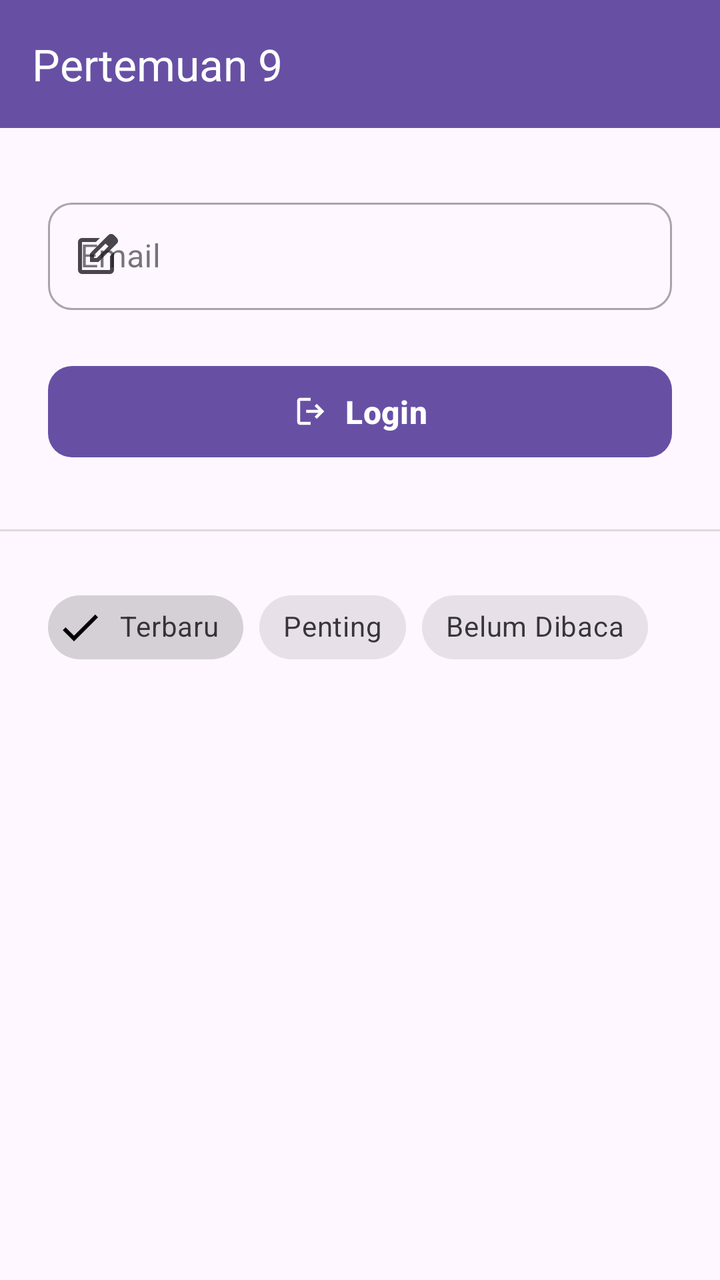
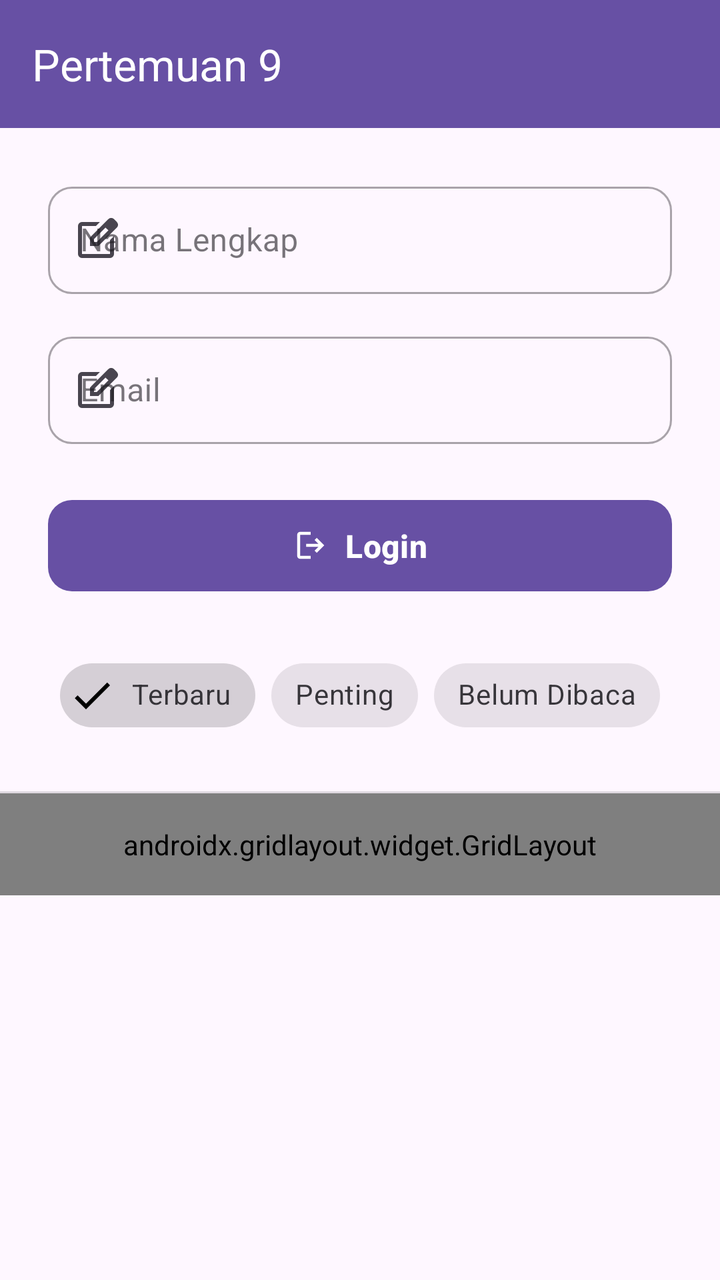

An Android layout rendered at two revisions. The XML below is the earlier revision; the diff shows what the commit changed to produce the second picture.
<!-- AndroidManifest.xml: application theme Theme.AndesiaApps -->
<!-- res/layout/activity_ninth.xml -->
<?xml version="1.0" encoding="utf-8"?>
<androidx.constraintlayout.widget.ConstraintLayout
    xmlns:android="http://schemas.android.com/apk/res/android"
    xmlns:app="http://schemas.android.com/apk/res-auto"
    xmlns:tools="http://schemas.android.com/tools"
    android:id="@+id/main"
    android:layout_width="match_parent"
    android:layout_height="match_parent"
    android:background="?attr/colorSurface"
    tools:context=".Home.Pertemuan_9.NinthActivity">

    <androidx.appcompat.widget.Toolbar
        android:id="@+id/toolbar"
        android:layout_width="0dp"
        android:layout_height="?attr/actionBarSize"
        android:background="?attr/colorPrimary"
        android:elevation="4dp"
        app:layout_constraintEnd_toEndOf="parent"
        app:layout_constraintStart_toStartOf="parent"
        app:layout_constraintTop_toTopOf="parent"
        app:title="Pertemuan 9"
        app:titleTextColor="@android:color/white" />

    <com.google.android.material.textfield.TextInputLayout
        android:id="@+id/textInputLayout"
        style="@style/Widget.MaterialComponents.TextInputLayout.OutlinedBox"
        android:layout_width="0dp"
        android:layout_height="wrap_content"
        android:layout_marginHorizontal="24dp"
        android:layout_marginTop="32dp"
        android:hint="Email"
        app:boxCornerRadiusBottomEnd="12dp"
        app:boxCornerRadiusBottomStart="12dp"
        app:boxCornerRadiusTopEnd="12dp"
        app:boxCornerRadiusTopStart="12dp"
        app:layout_constraintEnd_toEndOf="parent"
        app:layout_constraintStart_toStartOf="parent"
        app:layout_constraintTop_toBottomOf="@+id/toolbar"
        app:startIconDrawable="@drawable/ic_edit"
        app:startIconTint="?attr/colorControlNormal">

        <com.google.android.material.textfield.TextInputEditText
            android:id="@+id/etEmail"
            android:layout_width="match_parent"
            android:layout_height="wrap_content"
            android:inputType="textEmailAddress"
            android:paddingVertical="16dp" />
    </com.google.android.material.textfield.TextInputLayout>

    <com.google.android.material.button.MaterialButton
        android:id="@+id/btnLogin"
        android:layout_width="0dp"
        android:layout_height="wrap_content"
        android:layout_marginHorizontal="24dp"
        android:layout_marginTop="24dp"
        android:paddingVertical="12dp"
        android:text="Login"
        android:textSize="16sp"
        android:textStyle="bold"
        app:cornerRadius="12dp"
        app:icon="@drawable/ic_login"
        app:iconGravity="textStart"
        app:layout_constraintEnd_toEndOf="parent"
        app:layout_constraintStart_toStartOf="parent"
        app:layout_constraintTop_toBottomOf="@+id/textInputLayout" />

    <View
        android:id="@+id/divider"
        android:layout_width="0dp"
        android:layout_height="1dp"
        android:layout_marginTop="32dp"
        android:background="?android:attr/listDivider"
        app:layout_constraintEnd_toEndOf="parent"
        app:layout_constraintStart_toStartOf="parent"
        app:layout_constraintTop_toBottomOf="@+id/btnLogin" />

    <com.google.android.material.chip.ChipGroup
        android:id="@+id/chipGroupFilter"
        android:layout_width="0dp"
        android:layout_height="wrap_content"
        android:layout_marginTop="24dp"
        android:paddingHorizontal="24dp"
        app:chipSpacingHorizontal="8dp"
        app:layout_constraintEnd_toEndOf="parent"
        app:layout_constraintStart_toStartOf="parent"
        app:layout_constraintTop_toBottomOf="@+id/divider"
        app:singleSelection="true">

        <com.google.android.material.chip.Chip
            android:id="@+id/chipTerbaru"
            style="@style/Widget.MaterialComponents.Chip.Filter"
            android:layout_width="wrap_content"
            android:layout_height="wrap_content"
            android:checked="true"
            android:text="Terbaru" />

        <com.google.android.material.chip.Chip
            android:id="@+id/chipPenting"
            style="@style/Widget.MaterialComponents.Chip.Filter"
            android:layout_width="wrap_content"
            android:layout_height="wrap_content"
            android:text="Penting" />

        <com.google.android.material.chip.Chip
            android:id="@+id/chipBelumDibaca"
            style="@style/Widget.MaterialComponents.Chip.Filter"
            android:layout_width="wrap_content"
            android:layout_height="wrap_content"
            android:text="Belum Dibaca" />

    </com.google.android.material.chip.ChipGroup>

</androidx.constraintlayout.widget.ConstraintLayout>
<!-- resources referenced by this layout -->
<resources>
  <!-- unchanged entries left out for length: 4 -->
</resources>

<!-- the commit's change to res/layout/activity_ninth.xml (unified diff, before → after) -->
@@ -22,12 +22,38 @@
         app:titleTextColor="@android:color/white" />
 
     <com.google.android.material.textfield.TextInputLayout
-        android:id="@+id/textInputLayout"
+        android:id="@+id/textInputLayoutName"
         style="@style/Widget.MaterialComponents.TextInputLayout.OutlinedBox"
         android:layout_width="0dp"
         android:layout_height="wrap_content"
         android:layout_marginHorizontal="24dp"
-        android:layout_marginTop="32dp"
+        android:layout_marginTop="24dp"
+        android:hint="Nama Lengkap"
+        app:boxCornerRadiusBottomEnd="12dp"
+        app:boxCornerRadiusBottomStart="12dp"
+        app:boxCornerRadiusTopEnd="12dp"
+        app:boxCornerRadiusTopStart="12dp"
+        app:layout_constraintEnd_toEndOf="parent"
+        app:layout_constraintStart_toStartOf="parent"
+        app:layout_constraintTop_toBottomOf="@+id/toolbar"
+        app:startIconDrawable="@drawable/ic_edit"
+        app:startIconTint="?attr/colorControlNormal">
+
+        <com.google.android.material.textfield.TextInputEditText
+            android:id="@+id/etName"
+            android:layout_width="match_parent"
+            android:layout_height="wrap_content"
+            android:inputType="textPersonName"
+            android:paddingVertical="16dp" />
+    </com.google.android.material.textfield.TextInputLayout>
+
+    <com.google.android.material.textfield.TextInputLayout
+        android:id="@+id/textInputLayoutEmail"
+        style="@style/Widget.MaterialComponents.TextInputLayout.OutlinedBox"
+        android:layout_width="0dp"
+        android:layout_height="wrap_content"
+        android:layout_marginHorizontal="24dp"
+        android:layout_marginTop="16dp"
         android:hint="Email"
         app:boxCornerRadiusBottomEnd="12dp"
         app:boxCornerRadiusBottomStart="12dp"
@@ -35,7 +61,7 @@
         app:boxCornerRadiusTopStart="12dp"
         app:layout_constraintEnd_toEndOf="parent"
         app:layout_constraintStart_toStartOf="parent"
-        app:layout_constraintTop_toBottomOf="@+id/toolbar"
+        app:layout_constraintTop_toBottomOf="@+id/textInputLayoutName"
         app:startIconDrawable="@drawable/ic_edit"
         app:startIconTint="?attr/colorControlNormal">
 
@@ -62,28 +88,17 @@
         app:iconGravity="textStart"
         app:layout_constraintEnd_toEndOf="parent"
         app:layout_constraintStart_toStartOf="parent"
-        app:layout_constraintTop_toBottomOf="@+id/textInputLayout" />
-
-    <View
-        android:id="@+id/divider"
-        android:layout_width="0dp"
-        android:layout_height="1dp"
-        android:layout_marginTop="32dp"
-        android:background="?android:attr/listDivider"
-        app:layout_constraintEnd_toEndOf="parent"
-        app:layout_constraintStart_toStartOf="parent"
-        app:layout_constraintTop_toBottomOf="@+id/btnLogin" />
+        app:layout_constraintTop_toBottomOf="@+id/textInputLayoutEmail" />
 
     <com.google.android.material.chip.ChipGroup
         android:id="@+id/chipGroupFilter"
-        android:layout_width="0dp"
-        android:layout_height="wrap_content"
-        android:layout_marginTop="24dp"
-        android:paddingHorizontal="24dp"
+        android:layout_width="wrap_content"
+        android:layout_height="wrap_content"
+        android:layout_marginTop="24dp"
         app:chipSpacingHorizontal="8dp"
         app:layout_constraintEnd_toEndOf="parent"
         app:layout_constraintStart_toStartOf="parent"
-        app:layout_constraintTop_toBottomOf="@+id/divider"
+        app:layout_constraintTop_toBottomOf="@+id/btnLogin"
         app:singleSelection="true">
 
         <com.google.android.material.chip.Chip
@@ -107,7 +122,100 @@
             android:layout_width="wrap_content"
             android:layout_height="wrap_content"
             android:text="Belum Dibaca" />
-
     </com.google.android.material.chip.ChipGroup>
 
+    <View
+        android:id="@+id/divider"
+        android:layout_width="0dp"
+        android:layout_height="1dp"
+        android:layout_marginTop="24dp"
+        android:background="?android:attr/listDivider"
+        app:layout_constraintEnd_toEndOf="parent"
+        app:layout_constraintStart_toStartOf="parent"
+        app:layout_constraintTop_toBottomOf="@+id/chipGroupFilter" />
+
+    <androidx.gridlayout.widget.GridLayout
+        android:id="@+id/menuGrid"
+        android:layout_width="0dp"
+        android:layout_height="wrap_content"
+        android:padding="16dp"
+        app:columnCount="3"
+        app:useDefaultMargins="true"
+        app:layout_constraintEnd_toEndOf="parent"
+        app:layout_constraintStart_toStartOf="parent"
+        app:layout_constraintTop_toBottomOf="@+id/divider">
+
+        <com.google.android.material.button.MaterialButton
+            style="@style/Widget.MaterialComponents.Button.OutlinedButton"
+            android:text="Menu 1"
+            android:textSize="12sp"
+            android:paddingVertical="16dp"
+            app:cornerRadius="12dp"
+            app:icon="@drawable/ic_home"
+            app:iconGravity="top"
+            app:iconSize="40dp"
+            app:layout_columnWeight="1"
+            app:layout_gravity="fill_horizontal" />
+
+        <com.google.android.material.button.MaterialButton
+            style="@style/Widget.MaterialComponents.Button.OutlinedButton"
+            android:text="Menu 2"
+            android:textSize="12sp"
+            android:paddingVertical="16dp"
+            app:cornerRadius="12dp"
+            app:icon="@drawable/ic_person"
+            app:iconGravity="top"
+            app:iconSize="40dp"
+            app:layout_columnWeight="1"
+            app:layout_gravity="fill_horizontal" />
+
+        <com.google.android.material.button.MaterialButton
+            style="@style/Widget.MaterialComponents.Button.OutlinedButton"
+            android:text="Menu 3"
+            android:textSize="12sp"
+            android:paddingVertical="16dp"
+            app:cornerRadius="12dp"
+            app:icon="@drawable/ic_settings"
+            app:iconGravity="top"
+            app:iconSize="40dp"
+            app:layout_columnWeight="1"
+            app:layout_gravity="fill_horizontal" />
+
+        <com.google.android.material.button.MaterialButton
+            style="@style/Widget.MaterialComponents.Button.OutlinedButton"
+            android:text="Menu 4"
+            android:textSize="12sp"
+            android:paddingVertical="16dp"
+            app:cornerRadius="12dp"
+            app:icon="@drawable/ic_notifications"
+            app:iconGravity="top"
+            app:iconSize="40dp"
+            app:layout_columnWeight="1"
+            app:layout_gravity="fill_horizontal" />
+
+        <com.google.android.material.button.MaterialButton
+            style="@style/Widget.MaterialComponents.Button.OutlinedButton"
+            android:text="Menu 5"
+            android:textSize="12sp"
+            android:paddingVertical="16dp"
+            app:cornerRadius="12dp"
+            app:icon="@drawable/ic_chat"
+            app:iconGravity="top"
+            app:iconSize="40dp"
+            app:layout_columnWeight="1"
+            app:layout_gravity="fill_horizontal" />
+
+        <com.google.android.material.button.MaterialButton
+            style="@style/Widget.MaterialComponents.Button.OutlinedButton"
+            android:text="Menu 6"
+            android:textSize="12sp"
+            android:paddingVertical="16dp"
+            app:cornerRadius="12dp"
+            app:icon="@drawable/ic_info"
+            app:iconGravity="top"
+            app:iconSize="40dp"
+            app:layout_columnWeight="1"
+            app:layout_gravity="fill_horizontal" />
+    </androidx.gridlayout.widget.GridLayout>
+
 </androidx.constraintlayout.widget.ConstraintLayout>
<!-- resource entries referenced after the edit -->
@@ -1,5 +1,36 @@
 <!-- resources referenced by this layout -->
 <resources>
+  <!-- drawable ic_chat (drawable) -->
+  <vector xmlns:android="http://schemas.android.com/apk/res/android" android:autoMirrored="true" android:height="24dp" android:tint="#000000" android:viewportHeight="960" android:viewportWidth="960" android:width="24dp">
+        
+      <path android:fillColor="@android:color/white" android:pathData="M240,560L560,560L560,480L240,480L240,560ZM240,440L720,440L720,360L240,360L240,440ZM240,320L720,320L720,240L240,240L240,320ZM80,880L80,160Q80,127 103.5,103.5Q127,80 160,80L800,80Q833,80 856.5,103.5Q880,127 880,160L880,640Q880,673 856.5,696.5Q833,720 800,720L240,720L80,880ZM206,640L800,640Q800,640 800,640Q800,640 800,640L800,160Q800,160 800,160Q800,160 800,160L160,160Q160,160 160,160Q160,160 160,160L160,685L206,640ZM160,640L160,640L160,160Q160,160 160,160Q160,160 160,160L160,160Q160,160 160,160Q160,160 160,160L160,640Q160,640 160,640Q160,640 160,640Z"/>
+      
+  </vector>
+  <!-- drawable ic_home: png bitmap (drawable, 6624 bytes) -->
+  <!-- drawable ic_info (drawable) -->
+  <vector xmlns:android="http://schemas.android.com/apk/res/android" android:height="24dp" android:tint="#000000" android:viewportHeight="960" android:viewportWidth="960" android:width="24dp">
+        
+      <path android:fillColor="@android:color/white" android:pathData="M440,680L520,680L520,440L440,440L440,680ZM508.5,348.5Q520,337 520,320Q520,303 508.5,291.5Q497,280 480,280Q463,280 451.5,291.5Q440,303 440,320Q440,337 451.5,348.5Q463,360 480,360Q497,360 508.5,348.5ZM480,880Q397,880 324,848.5Q251,817 197,763Q143,709 111.5,636Q80,563 80,480Q80,397 111.5,324Q143,251 197,197Q251,143 324,111.5Q397,80 480,80Q563,80 636,111.5Q709,143 763,197Q817,251 848.5,324Q880,397 880,480Q880,563 848.5,636Q817,709 763,763Q709,817 636,848.5Q563,880 480,880ZM480,800Q614,800 707,707Q800,614 800,480Q800,346 707,253Q614,160 480,160Q346,160 253,253Q160,346 160,480Q160,614 253,707Q346,800 480,800ZM480,480Q480,480 480,480Q480,480 480,480Q480,480 480,480Q480,480 480,480Q480,480 480,480Q480,480 480,480Q480,480 480,480Q480,480 480,480Z"/>
+      
+  </vector>
+  <!-- drawable ic_notifications (drawable) -->
+  <vector xmlns:android="http://schemas.android.com/apk/res/android" android:height="24dp" android:tint="#000000" android:viewportHeight="960" android:viewportWidth="960" android:width="24dp">
+        
+      <path android:fillColor="@android:color/white" android:pathData="M160,760L160,680L240,680L240,400Q240,317 290,252.5Q340,188 420,168L420,140Q420,115 437.5,97.5Q455,80 480,80Q505,80 522.5,97.5Q540,115 540,140L540,168Q620,188 670,252.5Q720,317 720,400L720,680L800,680L800,760L160,760ZM480,460L480,460L480,460L480,460Q480,460 480,460Q480,460 480,460Q480,460 480,460Q480,460 480,460ZM480,880Q447,880 423.5,856.5Q400,833 400,800L560,800Q560,833 536.5,856.5Q513,880 480,880ZM320,680L640,680L640,400Q640,334 593,287Q546,240 480,240Q414,240 367,287Q320,334 320,400L320,680Z"/>
+      
+  </vector>
+  <!-- drawable ic_person (drawable) -->
+  <vector xmlns:android="http://schemas.android.com/apk/res/android" android:height="24dp" android:tint="#000000" android:viewportHeight="960" android:viewportWidth="960" android:width="24dp">
+        
+      <path android:fillColor="@android:color/white" android:pathData="M367,433Q320,386 320,320Q320,254 367,207Q414,160 480,160Q546,160 593,207Q640,254 640,320Q640,386 593,433Q546,480 480,480Q414,480 367,433ZM160,800L160,688Q160,654 177.5,625.5Q195,597 224,582Q286,551 350,535.5Q414,520 480,520Q546,520 610,535.5Q674,551 736,582Q765,597 782.5,625.5Q800,654 800,688L800,800L160,800ZM240,720L720,720L720,688Q720,677 714.5,668Q709,659 700,654Q646,627 591,613.5Q536,600 480,600Q424,600 369,613.5Q314,627 260,654Q251,659 245.5,668Q240,677 240,688L240,720ZM536.5,376.5Q560,353 560,320Q560,287 536.5,263.5Q513,240 480,240Q447,240 423.5,263.5Q400,287 400,320Q400,353 423.5,376.5Q447,400 480,400Q513,400 536.5,376.5ZM480,320Q480,320 480,320Q480,320 480,320Q480,320 480,320Q480,320 480,320Q480,320 480,320Q480,320 480,320Q480,320 480,320Q480,320 480,320ZM480,720L480,720Q480,720 480,720Q480,720 480,720Q480,720 480,720Q480,720 480,720Q480,720 480,720Q480,720 480,720Q480,720 480,720Q480,720 480,720L480,720Z"/>
+      
+  </vector>
+  <!-- drawable ic_settings (drawable) -->
+  <vector xmlns:android="http://schemas.android.com/apk/res/android" android:height="24dp" android:tint="#000000" android:viewportHeight="960" android:viewportWidth="960" android:width="24dp">
+        
+      <path android:fillColor="@android:color/white" android:pathData="M370,880L354,752Q341,747 329.5,740Q318,733 307,725L188,775L78,585L181,507Q180,500 180,493.5Q180,487 180,480Q180,473 180,466.5Q180,460 181,453L78,375L188,185L307,235Q318,227 330,220Q342,213 354,208L370,80L590,80L606,208Q619,213 630.5,220Q642,227 653,235L772,185L882,375L779,453Q780,460 780,466.5Q780,473 780,480Q780,487 780,493.5Q780,500 778,507L881,585L771,775L653,725Q642,733 630,740Q618,747 606,752L590,880L370,880ZM440,800L519,800L533,694Q564,686 590.5,670.5Q617,655 639,633L738,674L777,606L691,541Q696,527 698,511.5Q700,496 700,480Q700,464 698,448.5Q696,433 691,419L777,354L738,286L639,328Q617,305 590.5,289.5Q564,274 533,266L520,160L441,160L427,266Q396,274 369.5,289.5Q343,305 321,327L222,286L183,354L269,418Q264,433 262,448Q260,463 260,480Q260,496 262,511Q264,526 269,541L183,606L222,674L321,632Q343,655 369.5,670.5Q396,686 427,694L440,800ZM482,620Q540,620 581,579Q622,538 622,480Q622,422 581,381Q540,340 482,340Q423,340 382.5,381Q342,422 342,480Q342,538 382.5,579Q423,620 482,620ZM480,480L480,480Q480,480 480,480Q480,480 480,480L480,480L480,480L480,480Q480,480 480,480Q480,480 480,480Q480,480 480,480Q480,480 480,480L480,480L480,480L480,480Q480,480 480,480Q480,480 480,480L480,480L480,480L480,480Q480,480 480,480Q480,480 480,480L480,480L480,480L480,480Q480,480 480,480Q480,480 480,480Q480,480 480,480Q480,480 480,480L480,480L480,480L480,480Q480,480 480,480Q480,480 480,480L480,480Z"/>
+      
+  </vector>
   <!-- unchanged entries left out for length: 4 -->
 </resources>
 
